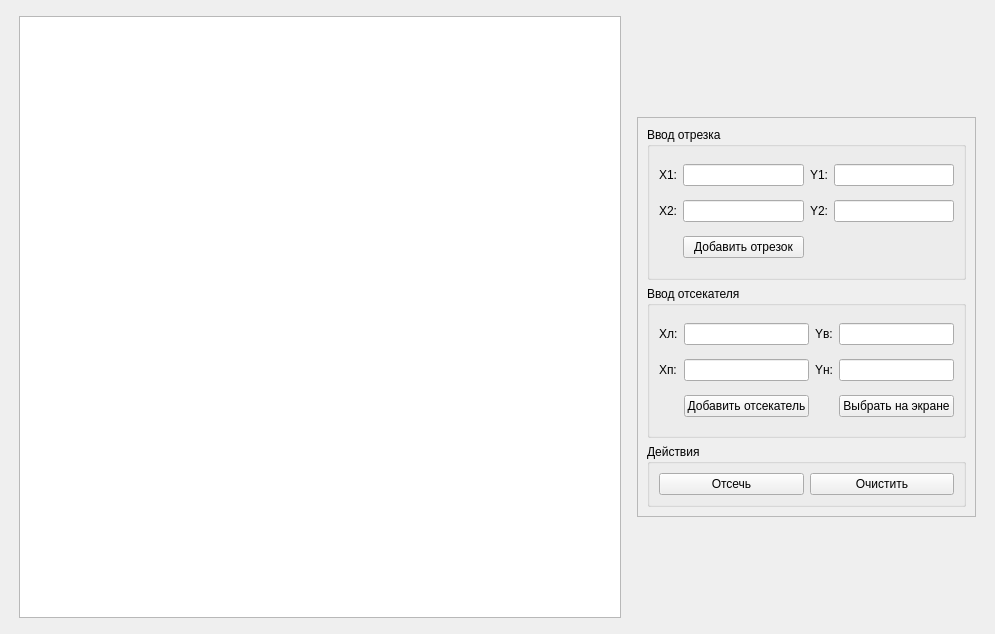
This is lab_7/design.ui in Demix361/Computer-Graphics as Qt 5 draws it before an edit. The edited form follows.
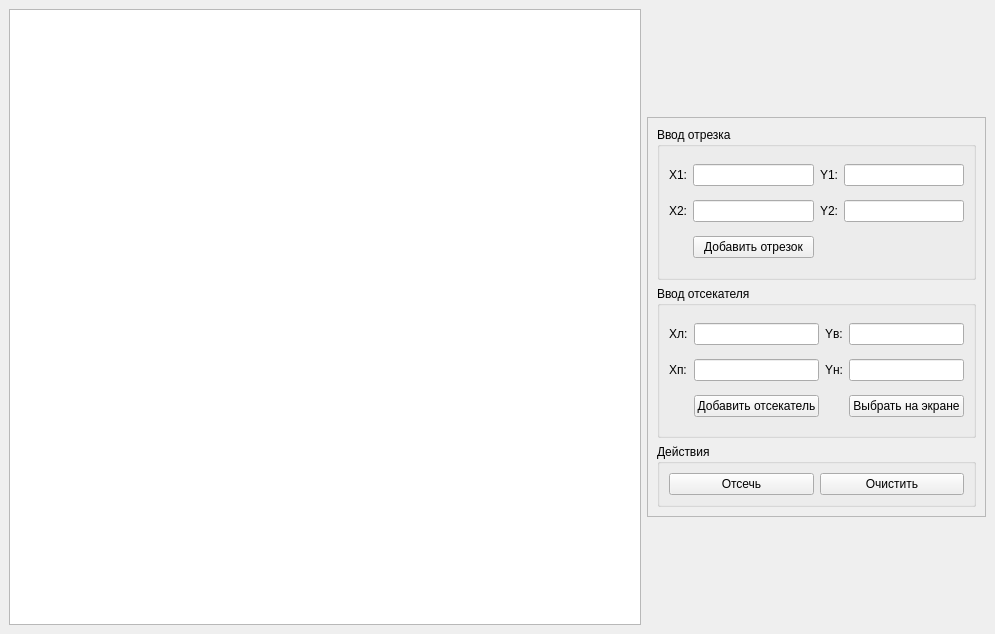
This is the edited form.

Diff of the .ui file:
```diff
--- a/lab_7/design.ui
+++ b/lab_7/design.ui
@@ -24,8 +24,8 @@
   </property>
   <property name="maximumSize">
    <size>
-    <width>995</width>
-    <height>634</height>
+    <width>16777215</width>
+    <height>16777215</height>
    </size>
   </property>
   <property name="windowTitle">
@@ -52,8 +52,8 @@
       </property>
       <property name="maximumSize">
        <size>
-        <width>602</width>
-        <height>602</height>
+        <width>16777215</width>
+        <height>16777215</height>
        </size>
       </property>
      </widget>
```
